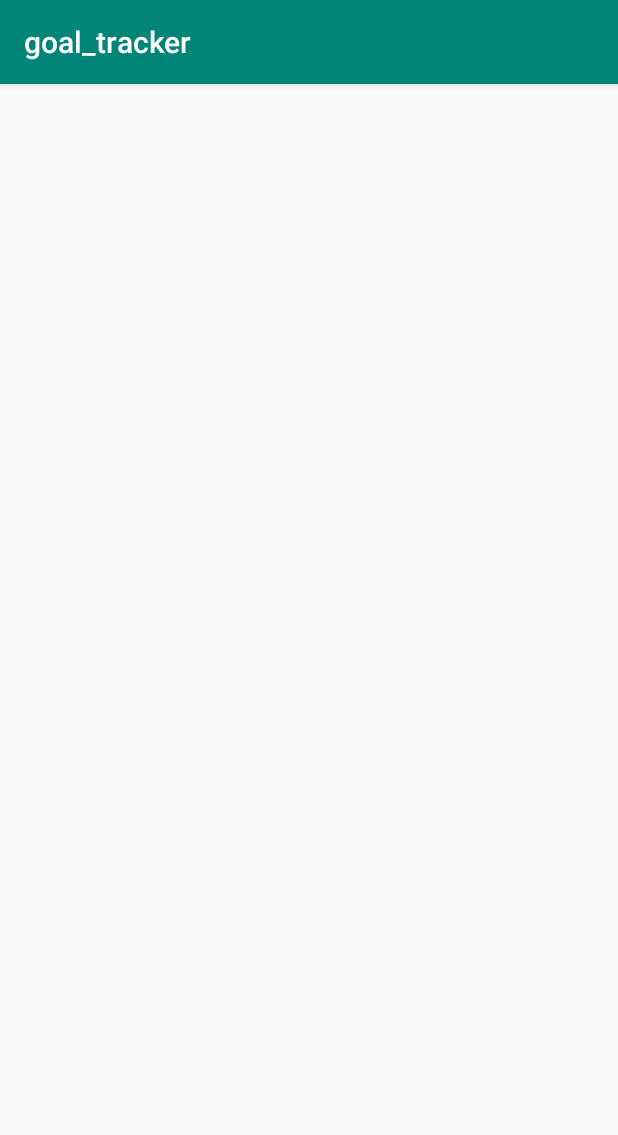
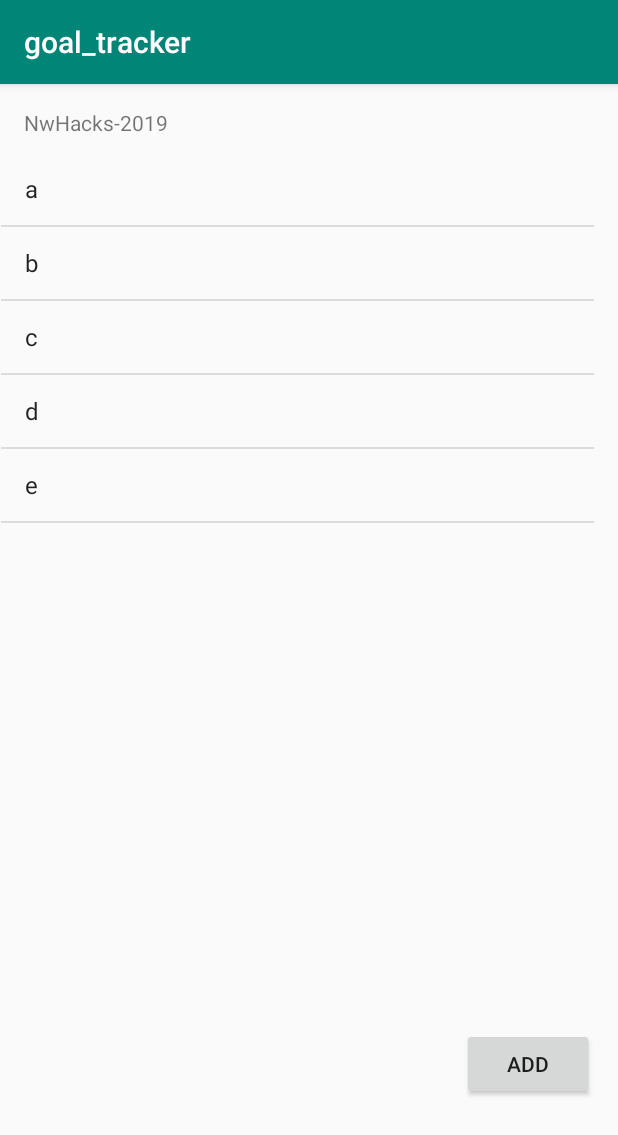
Before and after one commit to rmcreyes/nwhacks2019-app, an Android app: the ListView screen opened directly, with no data from a screen before it, on a phone screen of 412 x 824 dp. Shown: the top 1135 px of the screen. Run offline under Robolectric (Android 15) with nearby library versions, the phone set to English and light mode, and no system bars.

Commit message:
working list view

```diff
--- a/app/src/main/java/com/example/goal_tracker/ListView.java
+++ b/app/src/main/java/com/example/goal_tracker/ListView.java
@@ -2,6 +2,8 @@ package com.example.goal_tracker;
 
 import android.support.v7.app.AppCompatActivity;
 import android.os.Bundle;
+import android.widget.ArrayAdapter;
+import android.widget.ListAdapter;
 
 public class ListView extends AppCompatActivity {
 
@@ -9,5 +11,10 @@ public class ListView extends AppCompatActivity {
     protected void onCreate(Bundle savedInstanceState) {
         super.onCreate(savedInstanceState);
         setContentView(R.layout.activity_list_view);
+
+        String[] foods = {"a","b","c","d", "e"};
+        ListAdapter tut_adaptor = new ArrayAdapter<String>(this, android.R.layout.simple_list_item_1, foods);
+        android.widget.ListView tut_Adaptor_View = (android.widget.ListView) findViewById(R.id.tut_adaptor);
+        tut_Adaptor_View.setAdapter(tut_adaptor);
     }
 }
--- a/app/src/main/res/layout/activity_list_view.xml
+++ b/app/src/main/res/layout/activity_list_view.xml
@@ -4,6 +4,34 @@
     xmlns:tools="http://schemas.android.com/tools"
     android:layout_width="match_parent"
     android:layout_height="match_parent"
-    tools:context=".ListView">
+    tools:context=".MainActivity">
+
+    <TextView
+        android:layout_width="210dp"
+        android:layout_height="30dp"
+        android:layout_marginStart="16dp"
+        android:layout_marginTop="16dp"
+        android:text="NwHacks-2019"
+        app:layout_constraintStart_toStartOf="parent"
+        app:layout_constraintTop_toTopOf="parent" />
+
+    <Button
+        android:id="@+id/addButton"
+        android:layout_width="88dp"
+        android:layout_height="48dp"
+        android:layout_marginTop="629dp"
+        android:layout_marginEnd="16dp"
+        android:text="Add"
+        app:layout_constraintEnd_toEndOf="parent"
+        app:layout_constraintTop_toTopOf="parent" />
+
+    <ListView
+        android:id="@+id/tut_adaptor"
+        android:layout_width="395dp"
+        android:layout_height="567dp"
+        android:layout_marginTop="46dp"
+        android:layout_marginEnd="16dp"
+        app:layout_constraintEnd_toEndOf="parent"
+        app:layout_constraintTop_toTopOf="parent" />
 
 </android.support.constraint.ConstraintLayout>
```
